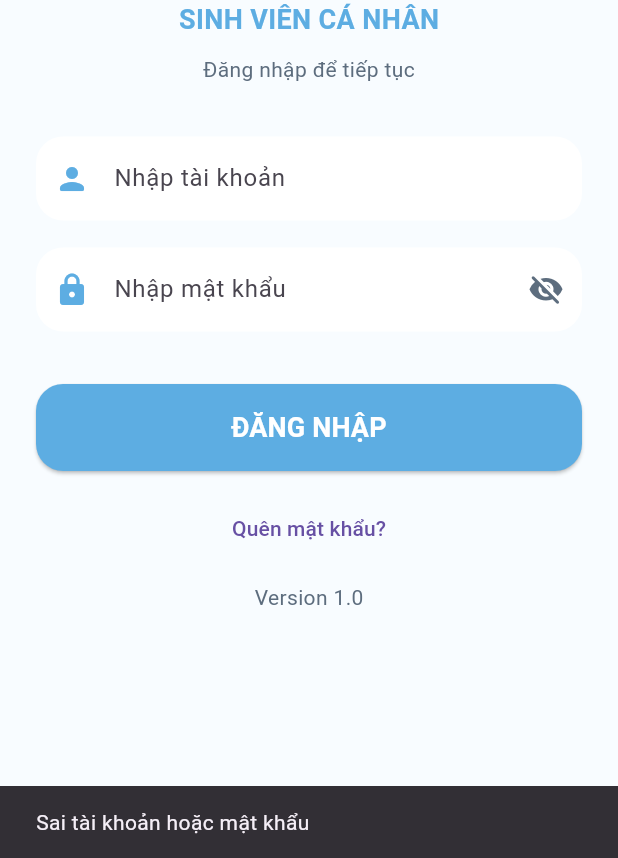
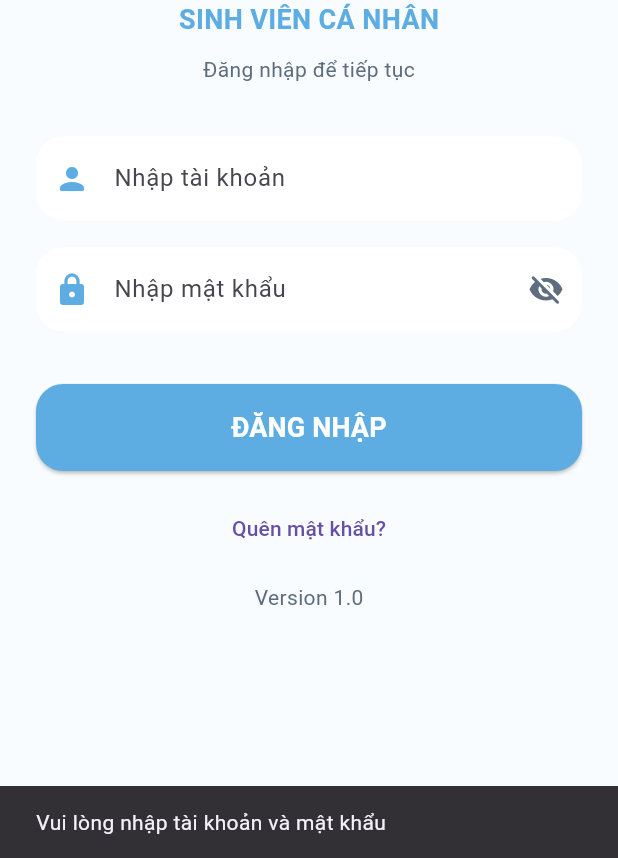
Before and after one commit to ToeeK5/app_HocTap, a Flutter app: the screen it shows after launch, after a tap on "ĐĂNG NHẬP", on a phone screen of 412 x 824 dp, the part 378-1236 px from its top. Run offline on Flutter 3.47's test engine with Material 3 defaults, Android fonts, the phone set to English and light mode, and no system bars; our stand-ins replace cloud_firestore, firebase_core; accounts and stored records are empty.

Commit message:
Hoan thien chuc nang admin va firebase, dang nhap thanh cong (db_hiep)

```diff
--- a/lib/ui/login_screen.dart
+++ b/lib/ui/login_screen.dart
@@ -3,102 +3,186 @@ import '../services/auth_service.dart';
 import '../services/session_service.dart';
 import '../utils/theme_app.dart';
 
-class LoginScreen extends StatefulWidget{
+class LoginScreen extends StatefulWidget {
   const LoginScreen({super.key});
 
   @override
- State<LoginScreen> createState()=>_LoginScreenState();
+  State<LoginScreen> createState() => _LoginScreenState();
 }
 
-class _LoginScreenState extends State<LoginScreen>{
- bool hienMK=false;
- final taiKhoanController=TextEditingController();
- final matKhauController=TextEditingController();
- final authService=AuthService();
+class _LoginScreenState extends State<LoginScreen> {
+  bool hienMK = false;
+  final taiKhoanController = TextEditingController();
+  final matKhauController = TextEditingController();
+  final authService = AuthService();
 
   @override
- void dispose(){
+  void dispose() {
     taiKhoanController.dispose();
     matKhauController.dispose();
     super.dispose();
   }
 
- InputDecoration oNhap({required String hint,required IconData icon,Widget? suffix}){
+  InputDecoration oNhap({
+    required String hint,
+    required IconData icon,
+    Widget? suffix,
+  }) {
     return InputDecoration(
-   hintText:hint,
-   prefixIcon:Icon(icon,color:ThemeApp.mauChinh),
-   suffixIcon:suffix,
-   filled:true,
-   fillColor:Colors.white,
-   border:OutlineInputBorder(borderRadius:BorderRadius.circular(18),borderSide:BorderSide.none),
+      hintText: hint,
+      prefixIcon: Icon(icon, color: ThemeApp.mauChinh),
+      suffixIcon: suffix,
+      filled: true,
+      fillColor: Colors.white,
+      border: OutlineInputBorder(
+        borderRadius: BorderRadius.circular(18),
+        borderSide: BorderSide.none,
+      ),
     );
   }
 
- void xuLyDangNhap(){
-  final tk=authService.dangNhap(taiKhoanController.text,matKhauController.text);
+  Future<void> xuLyDangNhap() async {
+    final taiKhoan = taiKhoanController.text.trim();
+    final matKhau = matKhauController.text.trim();
 
-  if(tk==null){
-   ScaffoldMessenger.of(context).showSnackBar(const SnackBar(content:Text("Sai tài khoản hoặc mật khẩu")));
+    if (taiKhoan.isEmpty || matKhau.isEmpty) {
+      ScaffoldMessenger.of(context).showSnackBar(
+        const SnackBar(content: Text("Vui lòng nhập tài khoản và mật khẩu")),
+      );
+      return;
+    }
+
+    final tk = await authService.dangNhapAsync(taiKhoan, matKhau);
+
+    if (!mounted) return;
+
+    if (tk == null) {
+      ScaffoldMessenger.of(context).showSnackBar(
+        const SnackBar(content: Text("Sai tài khoản hoặc mật khẩu")),
+      );
       return;
     }
 
     SessionService.luuDangNhap(tk);
 
-  if(authService.laAdmin(tk)){
-   Navigator.pushReplacementNamed(context,"/admin");
-  }else{
-   Navigator.pushReplacementNamed(context,"/home");
+    if (authService.laAdmin(tk)) {
+      Navigator.pushReplacementNamed(context, "/admin");
+    } else {
+      Navigator.pushReplacementNamed(context, "/home");
     }
   }
 
   @override
- Widget build(BuildContext context){
+  Widget build(BuildContext context) {
     return Scaffold(
-   backgroundColor:ThemeApp.mauNen,
-   body:SafeArea(
-    child:SingleChildScrollView(
-     padding:const EdgeInsets.all(24),
-     child:Column(
-      children:[
-       const SizedBox(height:45),
+      backgroundColor: ThemeApp.mauNen,
+      body: SafeArea(
+        child: SingleChildScrollView(
+          padding: const EdgeInsets.all(24),
+          child: Column(
+            children: [
+              const SizedBox(height: 45),
               Container(
-        width:118,height:118,
-        decoration:BoxDecoration(color:ThemeApp.mauPhu,borderRadius:BorderRadius.circular(32),boxShadow:const [BoxShadow(color:Color(0x15000000),blurRadius:12,offset:Offset(0,5))]),
-        child:const Icon(Icons.school_rounded,size:62,color:ThemeApp.mauIcon),
+                width: 118,
+                height: 118,
+                decoration: BoxDecoration(
+                  color: ThemeApp.mauPhu,
+                  borderRadius: BorderRadius.circular(32),
+                  boxShadow: const [
+                    BoxShadow(
+                      color: Color(0x15000000),
+                      blurRadius: 12,
+                      offset: Offset(0, 5),
                     ),
-       const SizedBox(height:25),
-       const Text("QUẢN LÝ HỌC TẬP",style:TextStyle(fontSize:28,fontWeight:FontWeight.bold,color:ThemeApp.chuDam)),
-       const Text("SINH VIÊN CÁ NHÂN",style:TextStyle(fontSize:18,fontWeight:FontWeight.w600,color:ThemeApp.mauChinh)),
-       const SizedBox(height:10),
-       const Text("Đăng nhập để tiếp tục",style:TextStyle(color:ThemeApp.chuPhu)),
-       const SizedBox(height:35),
-       TextField(controller:taiKhoanController,decoration:oNhap(hint:"Nhập tài khoản",icon:Icons.person_rounded)),
-       const SizedBox(height:18),
+                  ],
+                ),
+                child: const Icon(
+                  Icons.school_rounded,
+                  size: 62,
+                  color: ThemeApp.mauIcon,
+                ),
+              ),
+              const SizedBox(height: 25),
+              const Text(
+                "QUẢN LÝ HỌC TẬP",
+                style: TextStyle(
+                  fontSize: 28,
+                  fontWeight: FontWeight.bold,
+                  color: ThemeApp.chuDam,
+                ),
+              ),
+              const Text(
+                "SINH VIÊN CÁ NHÂN",
+                style: TextStyle(
+                  fontSize: 18,
+                  fontWeight: FontWeight.w600,
+                  color: ThemeApp.mauChinh,
+                ),
+              ),
+              const SizedBox(height: 10),
+              const Text(
+                "Đăng nhập để tiếp tục",
+                style: TextStyle(color: ThemeApp.chuPhu),
+              ),
+              const SizedBox(height: 35),
               TextField(
-        controller:matKhauController,
-        obscureText:!hienMK,
-        decoration:oNhap(
-         hint:"Nhập mật khẩu",
-         icon:Icons.lock_rounded,
-         suffix:IconButton(
-          onPressed:()=>setState(()=>hienMK=!hienMK),
-          icon:Icon(hienMK?Icons.visibility_rounded:Icons.visibility_off_rounded,color:ThemeApp.chuPhu),
+                controller: taiKhoanController,
+                decoration: oNhap(
+                  hint: "Nhập tài khoản",
+                  icon: Icons.person_rounded,
+                ),
+              ),
+              const SizedBox(height: 18),
+              TextField(
+                controller: matKhauController,
+                obscureText: !hienMK,
+                decoration: oNhap(
+                  hint: "Nhập mật khẩu",
+                  icon: Icons.lock_rounded,
+                  suffix: IconButton(
+                    onPressed: () => setState(() => hienMK = !hienMK),
+                    icon: Icon(
+                      hienMK
+                          ? Icons.visibility_rounded
+                          : Icons.visibility_off_rounded,
+                      color: ThemeApp.chuPhu,
                     ),
                   ),
                 ),
-       const SizedBox(height:35),
+              ),
+              const SizedBox(height: 35),
               SizedBox(
-        width:double.infinity,height:58,
-        child:ElevatedButton(
-         onPressed:xuLyDangNhap,
-         style:ElevatedButton.styleFrom(backgroundColor:ThemeApp.mauChinh,shape:RoundedRectangleBorder(borderRadius:BorderRadius.circular(18))),
-         child:const Text("ĐĂNG NHẬP",style:TextStyle(fontSize:18,color:Colors.white,fontWeight:FontWeight.bold)),
+                width: double.infinity,
+                height: 58,
+                child: ElevatedButton(
+                  onPressed: xuLyDangNhap,
+                  style: ElevatedButton.styleFrom(
+                    backgroundColor: ThemeApp.mauChinh,
+                    shape: RoundedRectangleBorder(
+                      borderRadius: BorderRadius.circular(18),
                     ),
                   ),
-       const SizedBox(height:14),
-       TextButton(onPressed:()=>Navigator.pushNamed(context,"/forgot-password"),child:const Text("Quên mật khẩu?")),
-       const SizedBox(height:12),
-       const Text("Version 1.0",style:TextStyle(color:ThemeApp.chuPhu)),
+                  child: const Text(
+                    "ĐĂNG NHẬP",
+                    style: TextStyle(
+                      fontSize: 18,
+                      color: Colors.white,
+                      fontWeight: FontWeight.bold,
+                    ),
+                  ),
+                ),
+              ),
+              const SizedBox(height: 14),
+              TextButton(
+                onPressed: () =>
+                    Navigator.pushNamed(context, "/forgot-password"),
+                child: const Text("Quên mật khẩu?"),
+              ),
+              const SizedBox(height: 12),
+              const Text(
+                "Version 1.0",
+                style: TextStyle(color: ThemeApp.chuPhu),
+              ),
             ],
           ),
         ),
```
Lines whose indentation alone changed are shown as unchanged.
